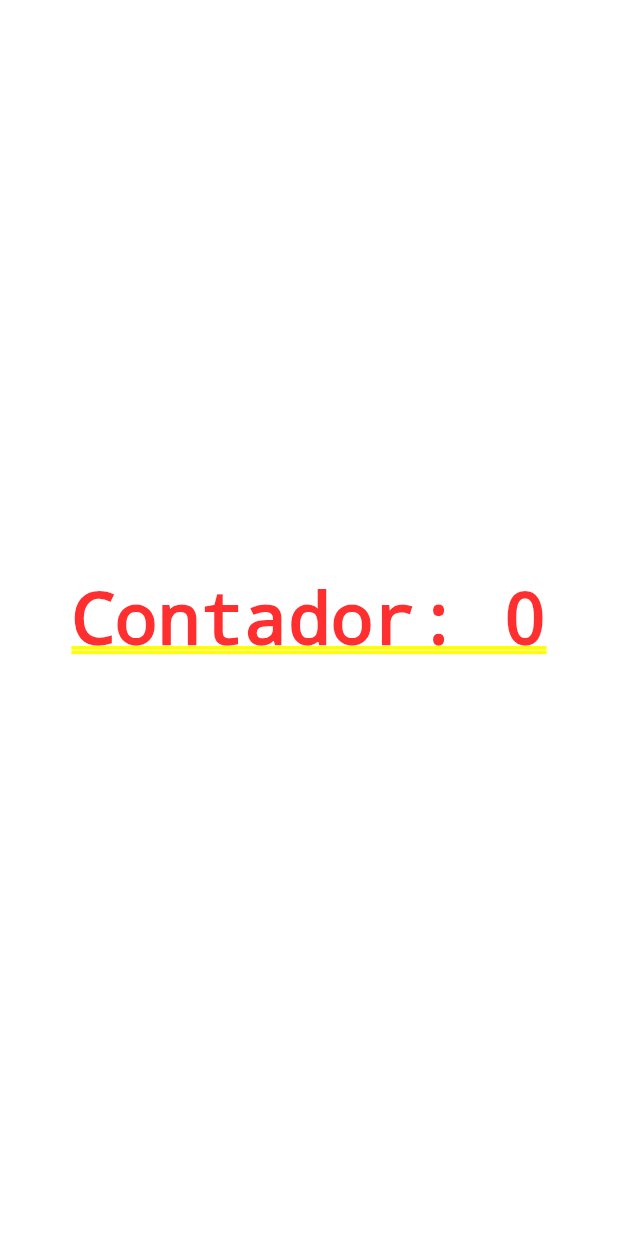
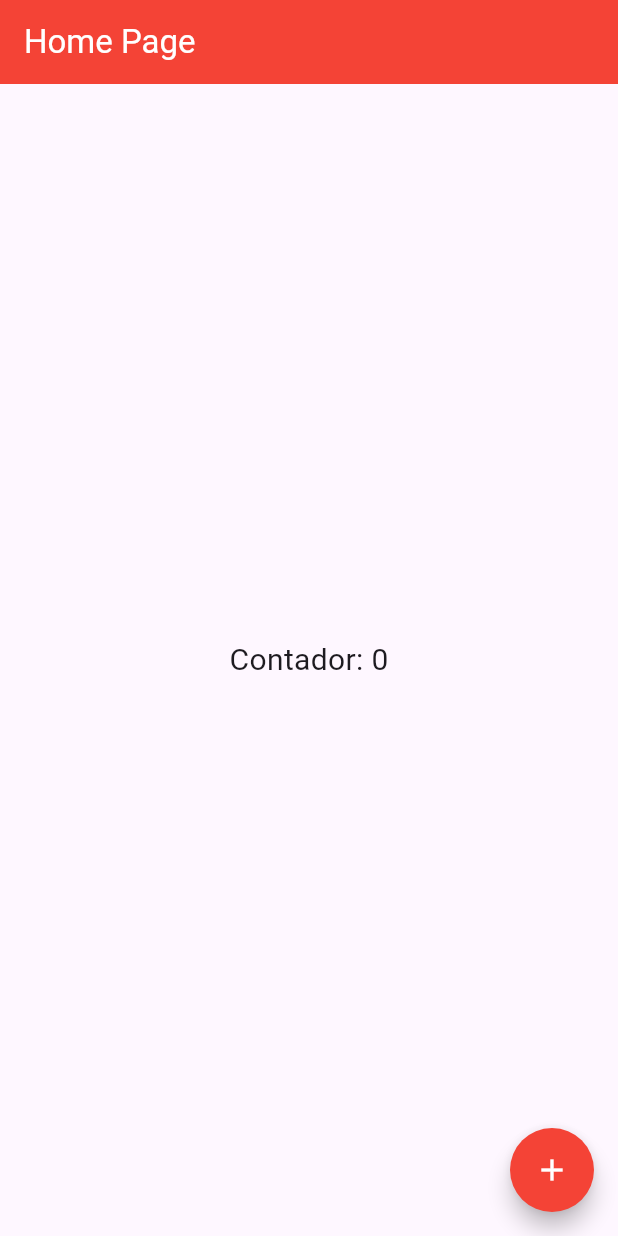
Before and after one commit to guilhermesquita/flutter-columns-rows, a Flutter app: the screen it shows after launch, on a phone screen of 412 x 824 dp. Run offline on Flutter 3.47's test engine with Material 3 defaults, Android fonts, the phone set to English and light mode, and no system bars; our stand-ins replace firebase_core; accounts and stored records are empty.

Commit message:
create counter

```diff
--- a/lib/main.dart
+++ b/lib/main.dart
@@ -22,7 +22,7 @@ class MyApp extends StatelessWidget {
         colorScheme: ColorScheme.fromSeed(seedColor: Colors.deepPurple),
         useMaterial3: true,
       ),
-      home: HomePage(),
+      home: const HomePage(),
     );
   }
 }
--- a/lib/screens/material_app.dart
+++ b/lib/screens/material_app.dart
@@ -35,20 +35,37 @@ class HomePageState extends State<HomePage> {
 
   @override
   Widget build(BuildContext context) {
-    return MaterialApp(
-      theme: ThemeData(primarySwatch: Colors.red),
-      home: Center(
-          child: GestureDetector(
-        child: Text('$title: $counter'),
-        onTap: () {
+    return Scaffold(
+      appBar: AppBar(
+        backgroundColor: Colors.red,
+        title: const Text(
+          'Home Page',
+          style: (TextStyle(color: Colors.white)),
+        ),
+      ),
+      floatingActionButton: FloatingActionButton(
+        onPressed: () {
           setState(() {
             counter++;
           });
-          // ignore: avoid_print
-          print(counter);
         },
+        hoverColor: Colors.pink,
+        backgroundColor: Colors.red,
+        shape: RoundedRectangleBorder(
+          borderRadius: BorderRadius.circular(50.0),
+        ),
+        child: const Icon(
+          Icons.add,
+          color: Colors.white,
+        ),
+      ),
+      body: Center(
+          child: GestureDetector(
+        child: Text(
+          '$title: $counter',
+          style: const TextStyle(fontSize: 20),
+        ),
       )),
     );
-    ;
   }
 }
```
